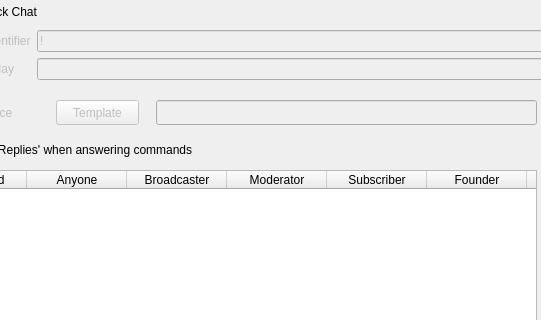
Qt form nowplaying/resources/ui/kickchat.ui (whatsnowplaying/whats-now-playing) before a commit; both pictures show x 84 to 625 and y 0 to 320 of the 625 by 480 pixel window.
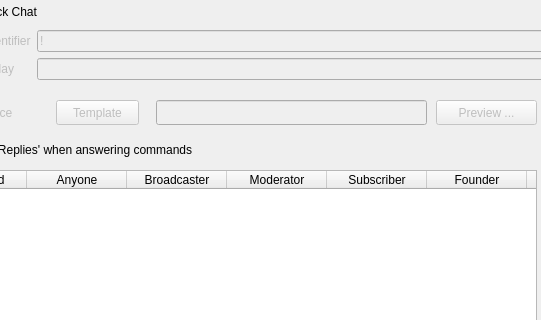
The same form after that commit.

Commit message:
Add template preview and switch Linux build to AlmaLinux 8
Add a live template preview window (QWebEngineView) accessible
from the Webserver, Twitch, Kick, and Text Output settings pages.
Preview renders with sample metadata so users can see template
output without a live source.

Switch Linux build container from Debian Bookworm to AlmaLinux 8
(manylinux_2_28 / Python 3.12). AlmaLinux 8 natively ships the
same library ABIs PySide6 wheels are compiled against, eliminating
compatibility shims. glibc 2.28 binaries run on Ubuntu 22.04+.

Patch:
```diff
--- a/nowplaying/resources/ui/kickchat.ui
+++ b/nowplaying/resources/ui/kickchat.ui
@@ -126,17 +126,33 @@
     <rect>
      <x>240</x>
      <y>100</y>
-     <width>381</width>
+     <width>271</width>
      <height>25</height>
     </rect>
    </property>
    <property name="minimumSize">
     <size>
-     <width>381</width>
+     <width>271</width>
      <height>0</height>
     </size>
    </property>
   </widget>
+  <widget class="QPushButton" name="announce_preview_button">
+   <property name="enabled">
+    <bool>false</bool>
+   </property>
+   <property name="geometry">
+    <rect>
+     <x>520</x>
+     <y>100</y>
+     <width>101</width>
+     <height>25</height>
+    </rect>
+   </property>
+   <property name="text">
+    <string>Preview ...</string>
+   </property>
+  </widget>
   <widget class="QPushButton" name="announce_button">
    <property name="enabled">
     <bool>false</bool>
```
Left out of the diff: 6 changed lines with no effect on the pictures. The commit also changes 26 other files.
